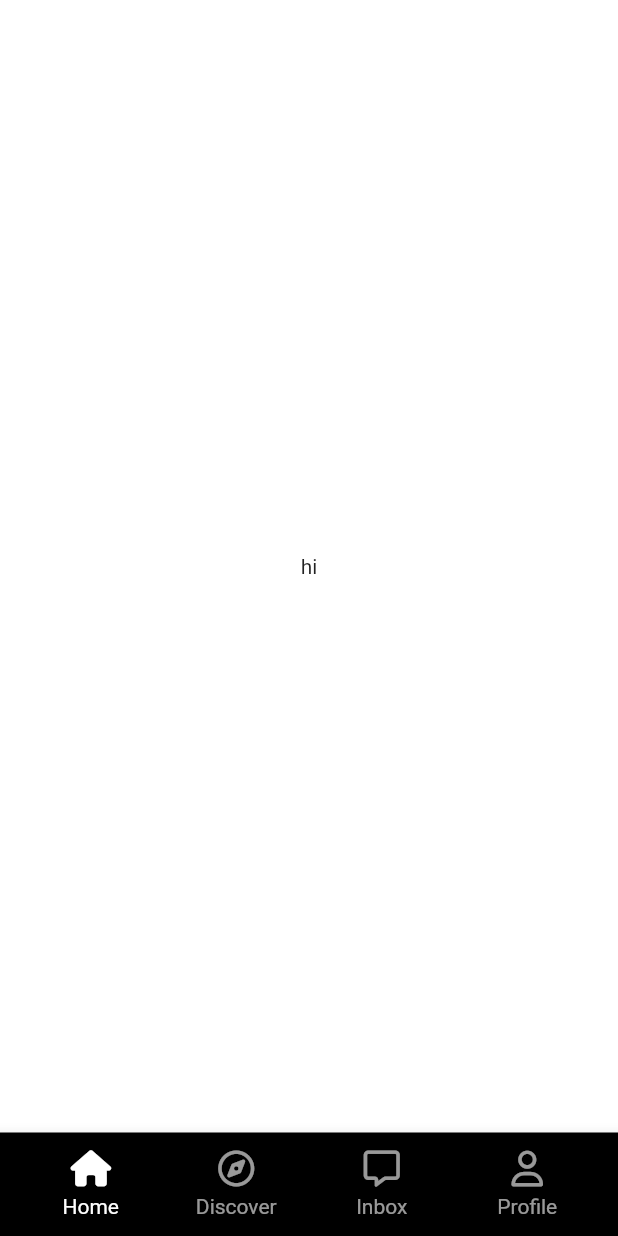
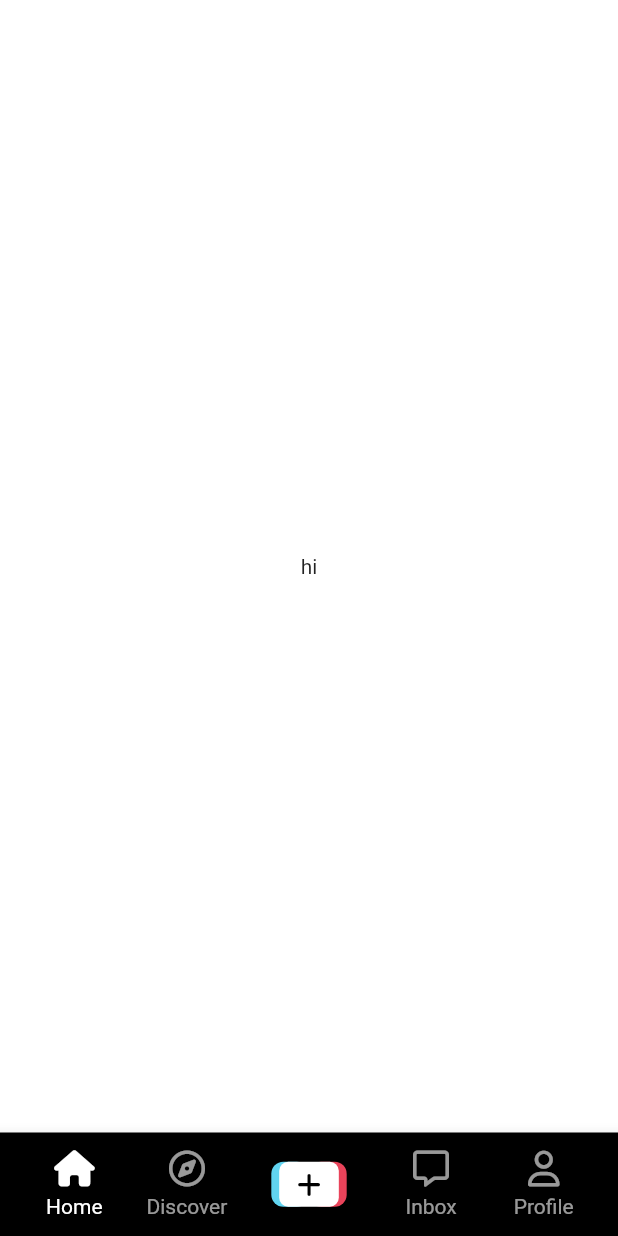
Before and after one commit to znehraks/tiktok-clone, a Flutter app: the screen it shows after launch, on a phone screen of 412 x 824 dp. Run offline on Flutter 3.47's test engine with Material 2 defaults, Android fonts, the phone set to English and light mode, and no system bars; our stand-ins replace font_awesome_flutter.

Commit message:
study: navigation finish

```diff
--- a/lib/features/main_navigation/main_navigation_screen.dart
+++ b/lib/features/main_navigation/main_navigation_screen.dart
@@ -1,8 +1,10 @@
 import 'package:flutter/material.dart';
 import 'package:font_awesome_flutter/font_awesome_flutter.dart';
+import 'package:tiktok_clone/constants/gaps.dart';
 import 'package:tiktok_clone/constants/sizes.dart';
 import 'package:tiktok_clone/features/main_navigation/stf_screen.dart';
 import 'package:tiktok_clone/features/main_navigation/widgets/nav_tab.dart';
+import 'package:tiktok_clone/features/main_navigation/widgets/post_video_button.dart';
 
 class MainNavigationScreen extends StatefulWidget {
   const MainNavigationScreen({super.key});
@@ -18,6 +20,19 @@ class _MainNavigationScreenState extends State<MainNavigationScreen> {
     setState(() {
       _selectedIndex = index;
     });
+  }
+
+  void _onPostVideoButtonTap() {
+    Navigator.of(context).push(
+      MaterialPageRoute(
+        builder: (context) => Scaffold(
+          appBar: AppBar(
+            title: const Text("Record Video"),
+          ),
+        ),
+        fullscreenDialog: true,
+      ),
+    );
   }
 
   @override
@@ -66,6 +81,10 @@ class _MainNavigationScreenState extends State<MainNavigationScreen> {
                 selectedIcon: FontAwesomeIcons.solidCompass,
                 onTap: () => _onTap(1),
               ),
+              Gaps.h24,
+              GestureDetector(
+                  onTap: _onPostVideoButtonTap, child: const PostVideoButton()),
+              Gaps.h24,
               NavTab(
                 text: "Inbox",
                 isSelected: _selectedIndex == 3,
--- /dev/null
+++ b/lib/features/main_navigation/widgets/post_video_button.dart
@@ -0,0 +1,69 @@
+import 'package:flutter/material.dart';
+import 'package:font_awesome_flutter/font_awesome_flutter.dart';
+import 'package:tiktok_clone/constants/sizes.dart';
+
+class PostVideoButton extends StatelessWidget {
+  const PostVideoButton({super.key});
+
+  @override
+  Widget build(BuildContext context) {
+    return Stack(
+      clipBehavior: Clip.none,
+      children: [
+        Positioned(
+          right: 20,
+          child: Container(
+            height: 30,
+            width: 25,
+            padding: const EdgeInsets.symmetric(
+              horizontal: Sizes.size8,
+            ),
+            decoration: BoxDecoration(
+              color: const Color(
+                0xff61d4f0,
+              ),
+              borderRadius: BorderRadius.circular(
+                Sizes.size8,
+              ),
+            ),
+          ),
+        ),
+        Positioned(
+          left: 20,
+          child: Container(
+            height: 30,
+            width: 25,
+            padding: const EdgeInsets.symmetric(
+              horizontal: Sizes.size8,
+            ),
+            decoration: BoxDecoration(
+              color: Theme.of(context).primaryColor,
+              borderRadius: BorderRadius.circular(
+                Sizes.size8,
+              ),
+            ),
+          ),
+        ),
+        Container(
+          height: 30,
+          padding: const EdgeInsets.symmetric(
+            horizontal: Sizes.size12,
+          ),
+          decoration: BoxDecoration(
+            color: Colors.white,
+            borderRadius: BorderRadius.circular(
+              Sizes.size6,
+            ),
+          ),
+          child: const Center(
+            child: FaIcon(
+              FontAwesomeIcons.plus,
+              color: Colors.black,
+              size: Sizes.size18,
+            ),
+          ),
+        )
+      ],
+    );
+  }
+}
```
